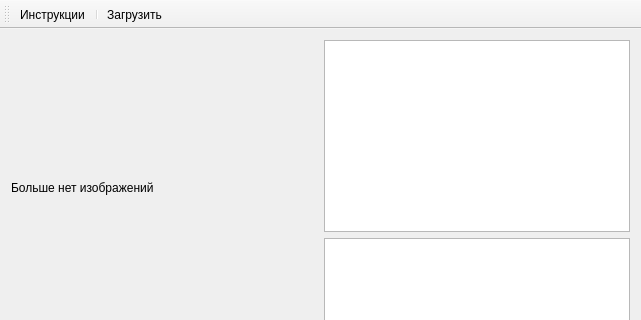
First picture: the form in mainwindow.ui, repository vuvko/label_emotions, before the edit; both pictures show x 0 to 641 and y 0 to 320 of the 641 by 473 pixel window.
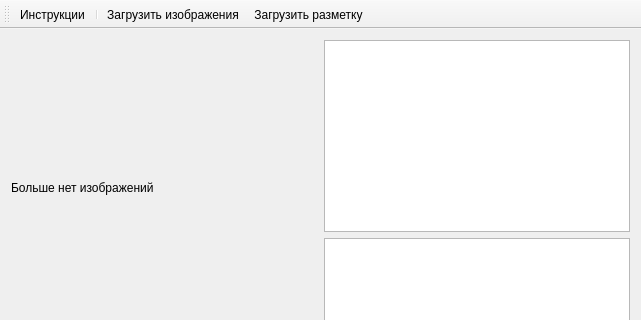
Second picture: the form after the edit.

```diff
--- a/mainwindow.ui
+++ b/mainwindow.ui
@@ -220,6 +220,7 @@
    <addaction name="instructionsAction"/>
    <addaction name="separator"/>
    <addaction name="loadAction"/>
+   <addaction name="loadLabelAction"/>
   </widget>
   <action name="instructionsAction">
    <property name="text">
@@ -228,7 +229,7 @@
   </action>
   <action name="loadAction">
    <property name="text">
-    <string>Загрузить</string>
+    <string>Загрузить изображения</string>
    </property>
    <property name="toolTip">
     <string>&lt;html&gt;&lt;head/&gt;&lt;body&gt;&lt;p&gt;Выбрать директорию, содержащую изображения для разметки.&lt;/p&gt;&lt;/body&gt;&lt;/html&gt;</string>
@@ -237,6 +238,14 @@
     <string>Ctrl+L</string>
    </property>
   </action>
+  <action name="loadLabelAction">
+   <property name="text">
+    <string>Загрузить разметку</string>
+   </property>
+   <property name="toolTip">
+    <string>Выбрать файл с полной или частичной разметкой выбранных изображений</string>
+   </property>
+  </action>
  </widget>
  <layoutdefault spacing="6" margin="11"/>
  <resources/>
```
Left out of the diff: 17 changed lines with no effect on the pictures.
